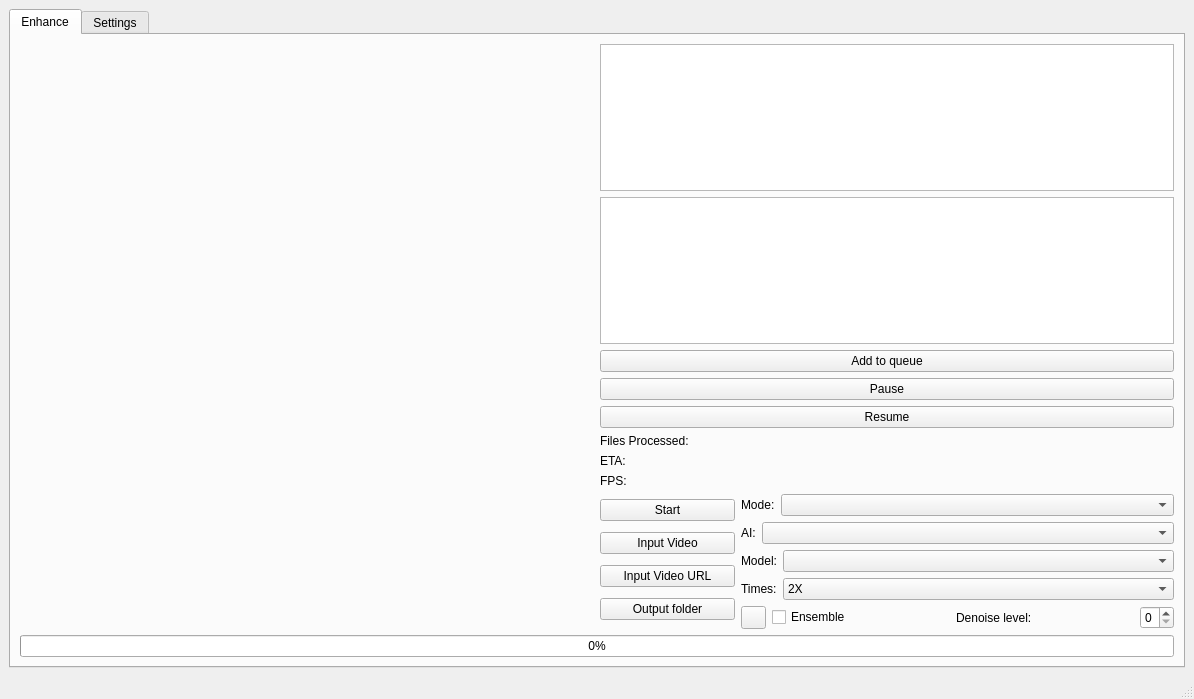
This is mainwindow.ui in TNTwise/REAL-Video-Enhancer as Qt 5 draws it before an edit. The edited form follows.
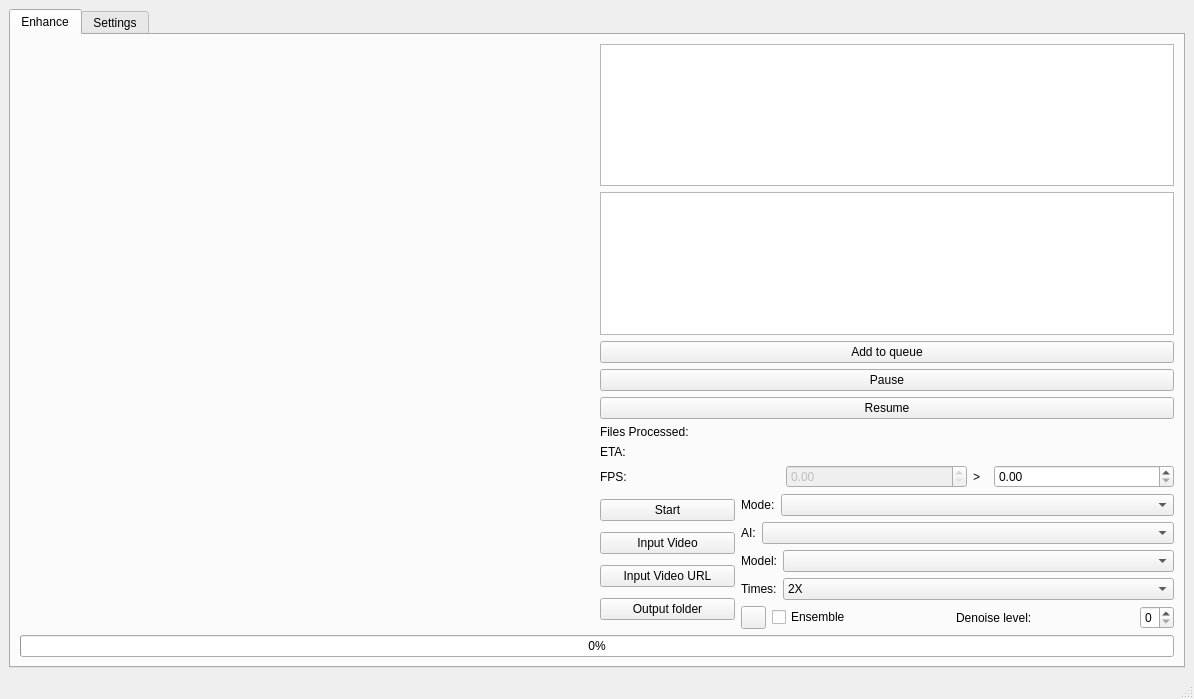
This is the edited form. Icons and pictures are not drawn.

```diff
--- a/mainwindow.ui
+++ b/mainwindow.ui
@@ -186,11 +186,38 @@
                  </widget>
                 </item>
                 <item>
+                 <layout class="QHBoxLayout" name="horizontalLayout_4">
+                  <item>
                  <widget class="QLabel" name="FPSPreview">
                   <property name="text">
                    <string>FPS:</string>
                   </property>
                  </widget>
+                  </item>
+                  <item>
+                   <widget class="QDoubleSpinBox" name="FPSFrom">
+                    <property name="enabled">
+                     <bool>false</bool>
+                    </property>
+                   </widget>
+                  </item>
+                  <item>
+                   <widget class="QLabel" name="FPSToSign">
+                    <property name="maximumSize">
+                     <size>
+                      <width>15</width>
+                      <height>16777215</height>
+                     </size>
+                    </property>
+                    <property name="text">
+                     <string>&gt;</string>
+                    </property>
+                   </widget>
+                  </item>
+                  <item>
+                   <widget class="QDoubleSpinBox" name="FPSTo"/>
+                  </item>
+                 </layout>
                 </item>
                </layout>
               </item>
```
Lines whose indentation alone changed are shown as unchanged.
